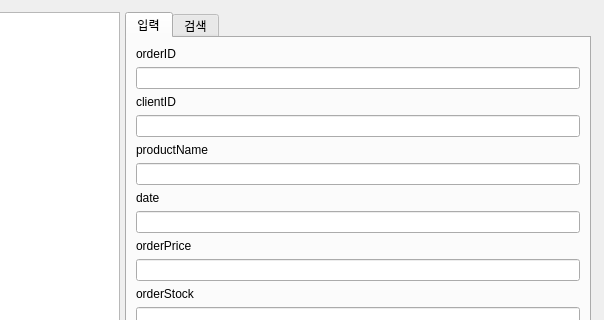
First picture: the form in CustomerProduct2Project/ordermanager.ui, repository SaintMonguss/Qt, before the edit; both pictures show x 149 to 753 and y 0 to 320 of the 753 by 569 pixel window.
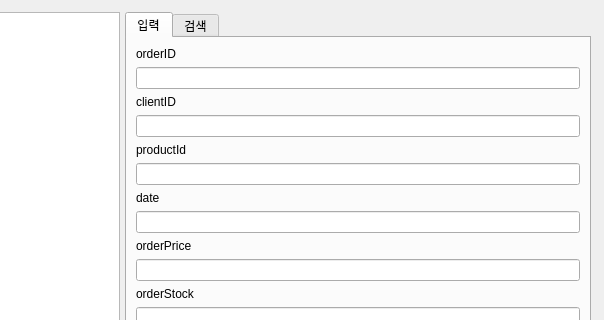
Second picture: the form after the edit. Icons and pictures are not drawn.

Commit message: 중간 저장

The edit to the form file:
```diff
--- a/CustomerProduct2Project/ordermanager.ui
+++ b/CustomerProduct2Project/ordermanager.ui
@@ -117,7 +117,7 @@
                 </sizepolicy>
                </property>
                <property name="text">
-                <string>productName</string>
+                <string>productId</string>
                </property>
               </widget>
              </item>
```
Left out of the diff: 17 changed lines with no effect on the pictures. The commit also changes 1 other file.
